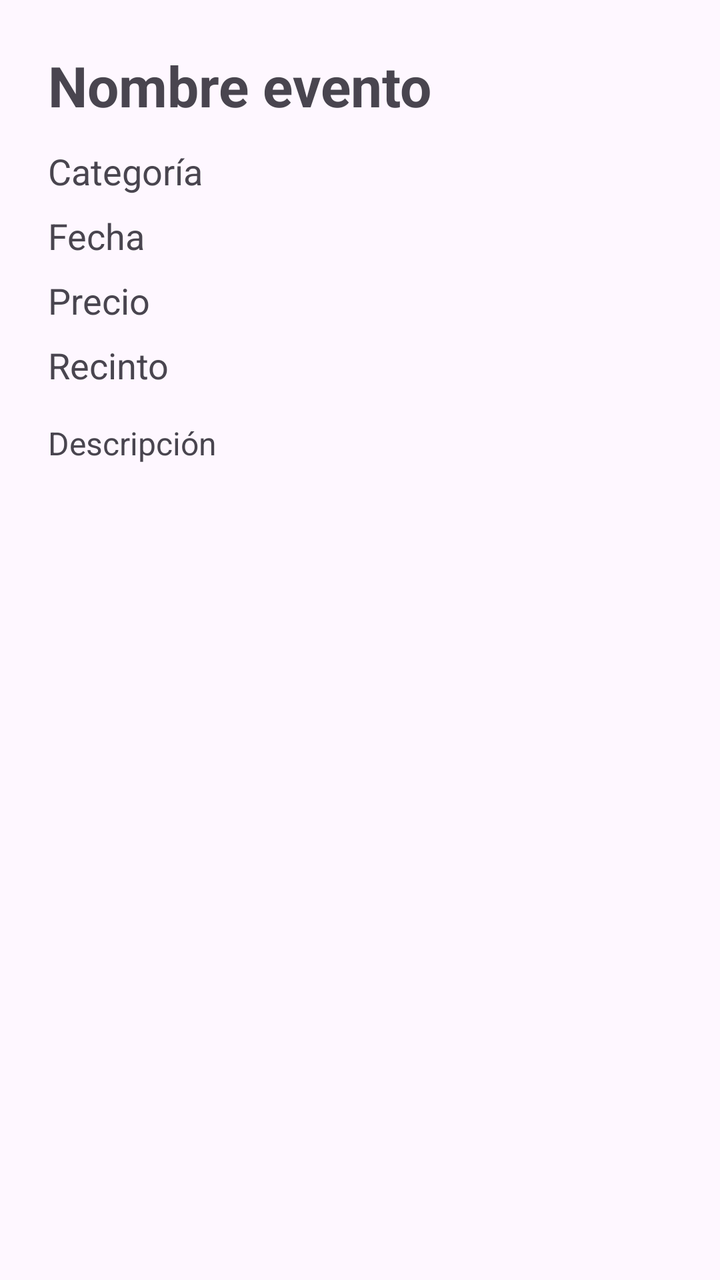
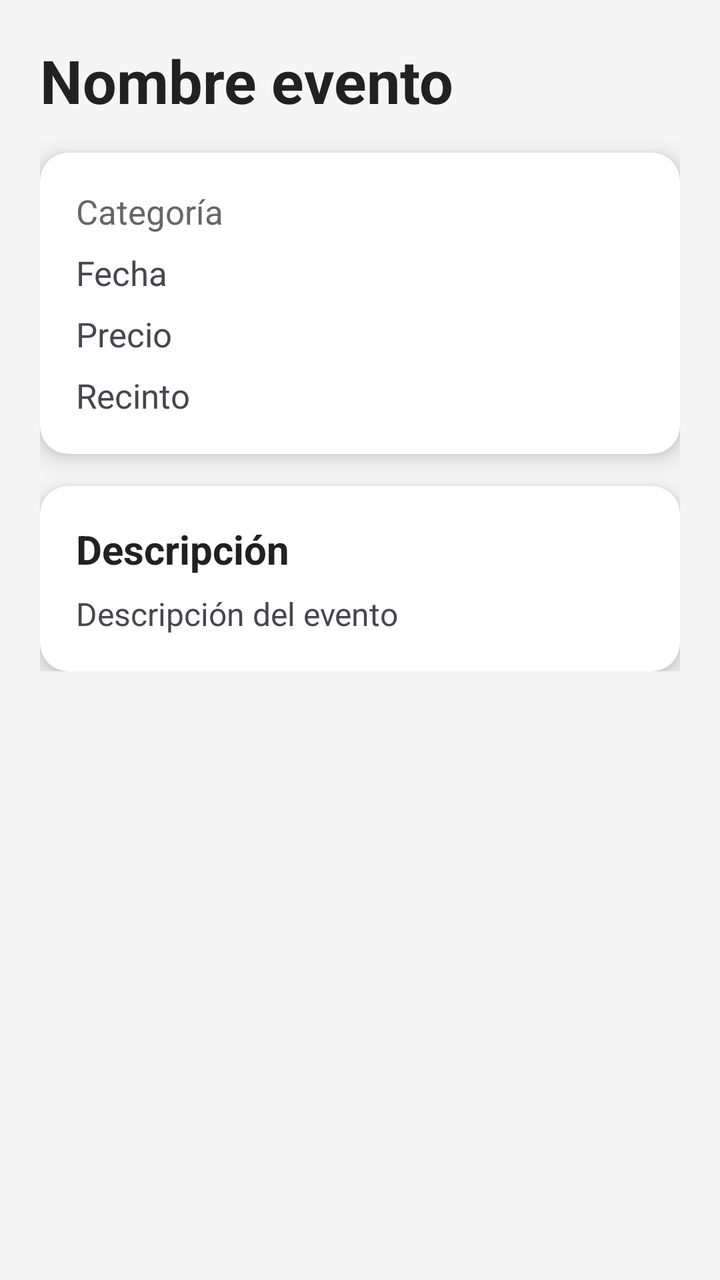

Compare the two renders of this Android layout. The source of the first and the diff that turns it into the second are given below.
<!-- AndroidManifest.xml: application theme Theme.AppEventia -->
<!-- res/layout/activity_evento_detail.xml -->
<?xml version="1.0" encoding="utf-8"?>
<ScrollView
    xmlns:android="http://schemas.android.com/apk/res/android"
    android:layout_width="match_parent"
    android:layout_height="match_parent">

    <LinearLayout
        android:layout_width="match_parent"
        android:layout_height="wrap_content"
        android:orientation="vertical"
        android:padding="24dp">

        <TextView
            android:id="@+id/detailNombreText"
            android:layout_width="match_parent"
            android:layout_height="wrap_content"
            android:text="Nombre evento"
            android:textSize="28sp"
            android:textStyle="bold"
            android:layout_marginBottom="12dp"/>

        <TextView
            android:id="@+id/detailCategoriaText"
            android:layout_width="match_parent"
            android:layout_height="wrap_content"
            android:text="Categoría"
            android:textSize="18sp"
            android:layout_marginBottom="8dp"/>

        <TextView
            android:id="@+id/detailFechaText"
            android:layout_width="match_parent"
            android:layout_height="wrap_content"
            android:text="Fecha"
            android:textSize="18sp"
            android:layout_marginBottom="8dp"/>

        <TextView
            android:id="@+id/detailPrecioText"
            android:layout_width="match_parent"
            android:layout_height="wrap_content"
            android:text="Precio"
            android:textSize="18sp"
            android:layout_marginBottom="8dp"/>

        <TextView
            android:id="@+id/detailRecintoText"
            android:layout_width="match_parent"
            android:layout_height="wrap_content"
            android:text="Recinto"
            android:textSize="18sp"
            android:layout_marginBottom="16dp"/>

        <TextView
            android:id="@+id/detailDescripcionText"
            android:layout_width="match_parent"
            android:layout_height="wrap_content"
            android:text="Descripción"
            android:textSize="16sp"/>

    </LinearLayout>
</ScrollView>
<!-- resources referenced by this layout -->
<resources>
  <style name="Theme.AppEventia" parent="Base.Theme.AppEventia" />
  <style name="Base.Theme.AppEventia" parent="Theme.Material3.DayNight.NoActionBar">
          
          
      </style>
</resources>

<!-- the commit's change to res/layout/activity_evento_detail.xml (unified diff, before → after) -->
@@ -1,62 +1,106 @@
 <?xml version="1.0" encoding="utf-8"?>
 <ScrollView
     xmlns:android="http://schemas.android.com/apk/res/android"
+    xmlns:card_view="http://schemas.android.com/apk/res-auto"
     android:layout_width="match_parent"
-    android:layout_height="match_parent">
+    android:layout_height="match_parent"
+    android:background="#F5F5F5">
 
     <LinearLayout
         android:layout_width="match_parent"
         android:layout_height="wrap_content"
         android:orientation="vertical"
-        android:padding="24dp">
+        android:padding="20dp">
 
         <TextView
             android:id="@+id/detailNombreText"
             android:layout_width="match_parent"
             android:layout_height="wrap_content"
             android:text="Nombre evento"
-            android:textSize="28sp"
+            android:textSize="30sp"
             android:textStyle="bold"
-            android:layout_marginBottom="12dp"/>
+            android:textColor="#212121"
+            android:layout_marginBottom="16dp"/>
 
-        <TextView
-            android:id="@+id/detailCategoriaText"
+        <androidx.cardview.widget.CardView
             android:layout_width="match_parent"
             android:layout_height="wrap_content"
-            android:text="Categoría"
-            android:textSize="18sp"
-            android:layout_marginBottom="8dp"/>
+            android:layout_marginBottom="16dp"
+            card_view:cardCornerRadius="14dp"
+            card_view:cardElevation="6dp">
 
-        <TextView
-            android:id="@+id/detailFechaText"
+            <LinearLayout
+                android:layout_width="match_parent"
+                android:layout_height="wrap_content"
+                android:orientation="vertical"
+                android:padding="18dp">
+
+                <TextView
+                    android:id="@+id/detailCategoriaText"
+                    android:layout_width="match_parent"
+                    android:layout_height="wrap_content"
+                    android:text="Categoría"
+                    android:textSize="17sp"
+                    android:textColor="#666666"
+                    android:layout_marginBottom="8dp"/>
+
+                <TextView
+                    android:id="@+id/detailFechaText"
+                    android:layout_width="match_parent"
+                    android:layout_height="wrap_content"
+                    android:text="Fecha"
+                    android:textSize="17sp"
+                    android:layout_marginBottom="8dp"/>
+
+                <TextView
+                    android:id="@+id/detailPrecioText"
+                    android:layout_width="match_parent"
+                    android:layout_height="wrap_content"
+                    android:text="Precio"
+                    android:textSize="17sp"
+                    android:layout_marginBottom="8dp"/>
+
+                <TextView
+                    android:id="@+id/detailRecintoText"
+                    android:layout_width="match_parent"
+                    android:layout_height="wrap_content"
+                    android:text="Recinto"
+                    android:textSize="17sp"/>
+
+            </LinearLayout>
+        </androidx.cardview.widget.CardView>
+
+        <androidx.cardview.widget.CardView
             android:layout_width="match_parent"
             android:layout_height="wrap_content"
-            android:text="Fecha"
-            android:textSize="18sp"
-            android:layout_marginBottom="8dp"/>
+            card_view:cardCornerRadius="14dp"
+            card_view:cardElevation="6dp">
 
-        <TextView
-            android:id="@+id/detailPrecioText"
-            android:layout_width="match_parent"
-            android:layout_height="wrap_content"
-            android:text="Precio"
-            android:textSize="18sp"
-            android:layout_marginBottom="8dp"/>
+            <LinearLayout
+                android:layout_width="match_parent"
+                android:layout_height="wrap_content"
+                android:orientation="vertical"
+                android:padding="18dp">
 
-        <TextView
-            android:id="@+id/detailRecintoText"
-            android:layout_width="match_parent"
-            android:layout_height="wrap_content"
-            android:text="Recinto"
-            android:textSize="18sp"
-            android:layout_marginBottom="16dp"/>
+                <TextView
+                    android:layout_width="match_parent"
+                    android:layout_height="wrap_content"
+                    android:text="Descripción"
+                    android:textSize="20sp"
+                    android:textStyle="bold"
+                    android:textColor="#212121"
+                    android:layout_marginBottom="8dp"/>
 
-        <TextView
-            android:id="@+id/detailDescripcionText"
-            android:layout_width="match_parent"
-            android:layout_height="wrap_content"
-            android:text="Descripción"
-            android:textSize="16sp"/>
+                <TextView
+                    android:id="@+id/detailDescripcionText"
+                    android:layout_width="match_parent"
+                    android:layout_height="wrap_content"
+                    android:text="Descripción del evento"
+                    android:textSize="16sp"
+                    android:lineSpacingExtra="4dp"/>
+
+            </LinearLayout>
+        </androidx.cardview.widget.CardView>
 
     </LinearLayout>
 </ScrollView>
